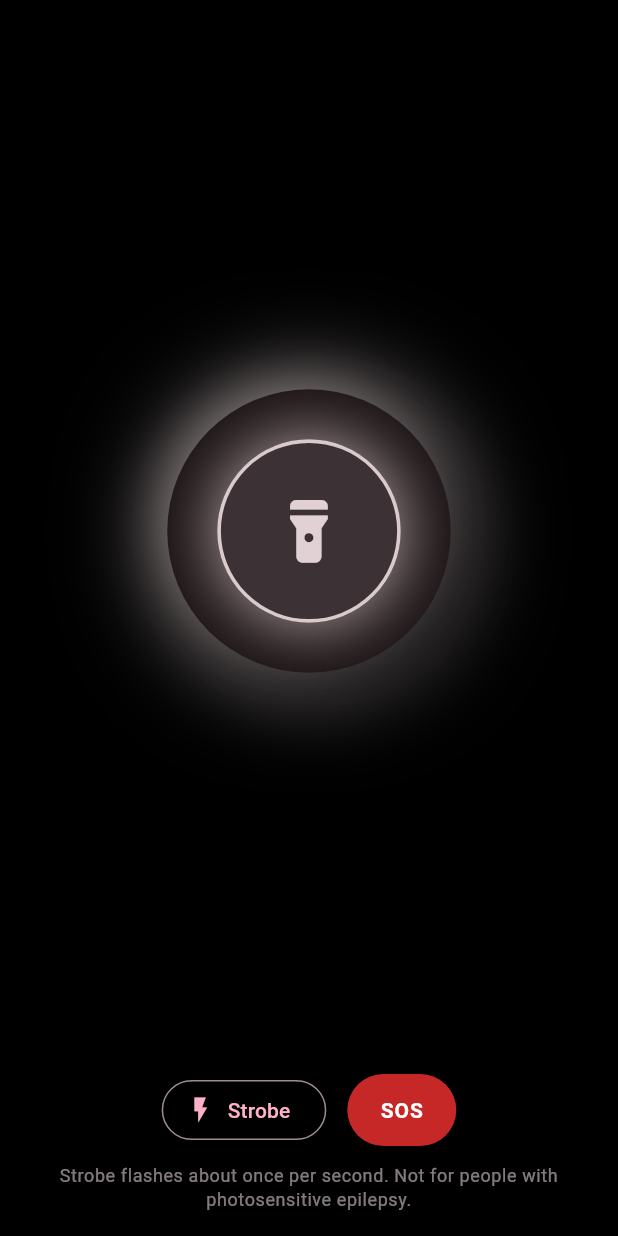
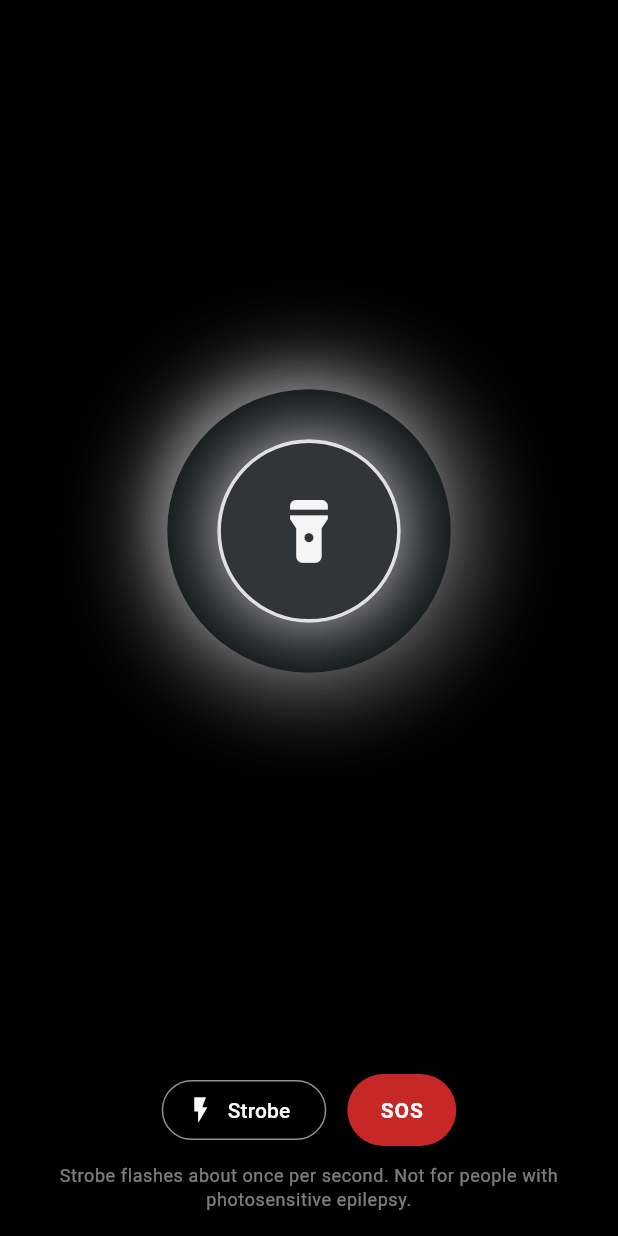
Before and after one commit to vishnu32510/flashlight_control_flutter, a Flutter app: the screen it shows after launch, after a tap on the "flashlight off" icon, on a phone screen of 412 x 824 dp. Run offline on Flutter 3.47's test engine with Material 3 defaults, Android fonts, the phone set to English and light mode, and no system bars; our stand-ins replace bloc, equatable, flutter_bloc, get_it, go_router; missing offline and left inert: torch_light.

Commit message:
feat: release 1.1.0+6 — white primary and torch glows
ColorScheme onPrimary black; home_body white halos.

Made-with: Cursor

```diff
--- a/lib/features/home/widgets/home_body.dart
+++ b/lib/features/home/widgets/home_body.dart
@@ -23,10 +23,11 @@ class HomeBody extends StatelessWidget {
     final colors = theme.colorScheme;
     final raised = colors.surface;
     final onSurface = colors.onSurface;
-    final shadow = theme.shadowColor;
-    final iconOn = onSurface.withValues(alpha: 0.92);
+    // Glows read as light — fixed white halos, not theme onSurface/shadow.
+    const glowWhite = Color(0xFFFFFFFF);
+    final iconOn = glowWhite.withValues(alpha: 0.95);
     final iconOff = onSurface.withValues(alpha: 0.7);
-    final borderOn = onSurface.withValues(alpha: 0.88);
+    final borderOn = glowWhite.withValues(alpha: 0.85);
     final borderOff = onSurface.withValues(alpha: 0.52);
     final bottomPad = MediaQuery.paddingOf(context).bottom;
 
@@ -54,17 +55,18 @@ class HomeBody extends StatelessWidget {
             boxShadow: [
               if (isOn)
                 BoxShadow(
-                  color: onSurface.withValues(alpha: 0.6),
+                  color: glowWhite.withValues(alpha: 0.62),
                   blurRadius: 52,
                   spreadRadius: 6,
                 ),
+              // Soft depth (off); white highlight top-left, subtle dark lower-right.
               BoxShadow(
-                color: shadow.withValues(alpha: 0.55),
+                color: Colors.black.withValues(alpha: 0.28),
                 offset: const Offset(14, 14),
                 blurRadius: 28,
               ),
               BoxShadow(
-                color: onSurface.withValues(alpha: 0.13),
+                color: glowWhite.withValues(alpha: 0.14),
                 offset: const Offset(-10, -10),
                 blurRadius: 20,
               ),
@@ -96,7 +98,7 @@ class HomeBody extends StatelessWidget {
                           isOn
                               ? [
                                 BoxShadow(
-                                  color: onSurface.withValues(alpha: 0.72),
+                                  color: glowWhite.withValues(alpha: 0.75),
                                   blurRadius: 36,
                                   spreadRadius: 2,
                                 ),
--- a/lib/features/theme/app_colors.dart
+++ b/lib/features/theme/app_colors.dart
@@ -4,7 +4,7 @@ extension AppColors on ColorScheme {
   static Color white = const Color(0xffffffff);
   static Color lightColor = const Color(0xffcccccc);
   static Color lowPriority = const Color(0xff848191);
-  static Color primaryColor = const Color(0xff000000);
+  static Color primaryColor = const Color(0xffffffff);
   static Color secondaryColor = const Color(0xffbb86fc);
   static Color darkColor = const Color(0xff000000);
   static Color scaffoldColor = const Color(0xff000000);
--- a/lib/features/theme/theme_bloc/theme_state.dart
+++ b/lib/features/theme/theme_bloc/theme_state.dart
@@ -28,6 +28,9 @@ class DarkThemeState extends ThemeState {
       colorScheme: ColorScheme.fromSeed(
         seedColor: AppColors.primaryColor,
         brightness: Brightness.dark,
+      ).copyWith(
+        primary: AppColors.primaryColor,
+        onPrimary: Colors.black,
       ),
       scaffoldBackgroundColor: AppColors.scaffoldColor,
     ),
@@ -48,6 +51,9 @@ class LightThemeState extends ThemeState {
       colorScheme: ColorScheme.fromSeed(
         seedColor: AppColors.primaryColor,
         brightness: Brightness.light,
+      ).copyWith(
+        primary: AppColors.primaryColor,
+        onPrimary: Colors.black,
       ),
       scaffoldBackgroundColor: Colors.white,
     ),
@@ -68,6 +74,9 @@ class SystemThemeState extends ThemeState {
       colorScheme: ColorScheme.fromSeed(
         seedColor: AppColors.primaryColor,
         brightness: Brightness.dark,
+      ).copyWith(
+        primary: AppColors.primaryColor,
+        onPrimary: Colors.black,
       ),
       scaffoldBackgroundColor: AppColors.scaffoldColor,
     ),
--- a/pubspec.yaml
+++ b/pubspec.yaml
@@ -2,7 +2,7 @@ name: flashlight_control
 description: "Flashlight control template with DI + theming"
 publish_to: 'none'
 
-version: 1.0.1+5
+version: 1.1.0+6
 
 environment:
   sdk: ^3.7.2
```
